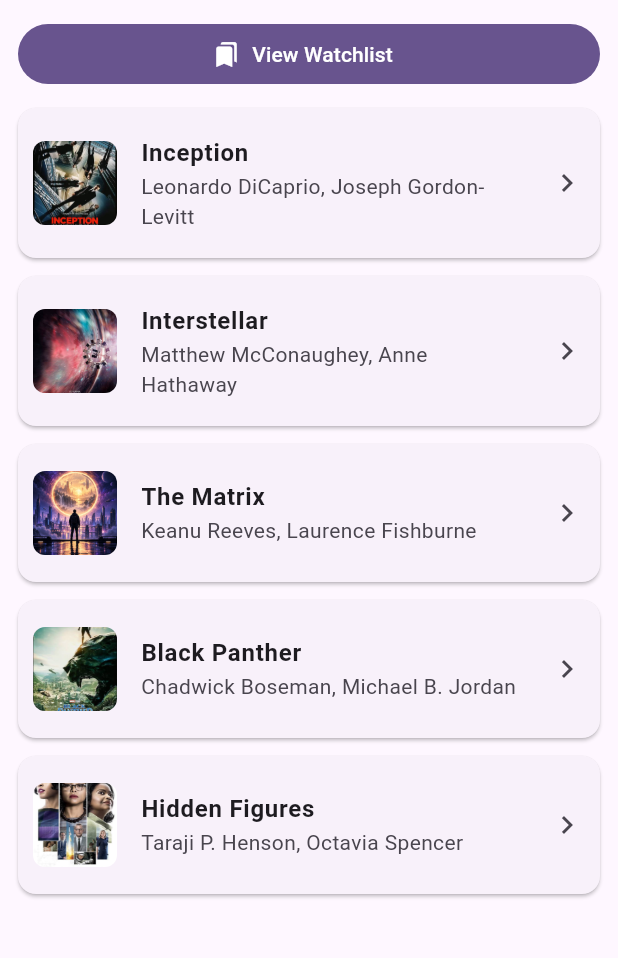
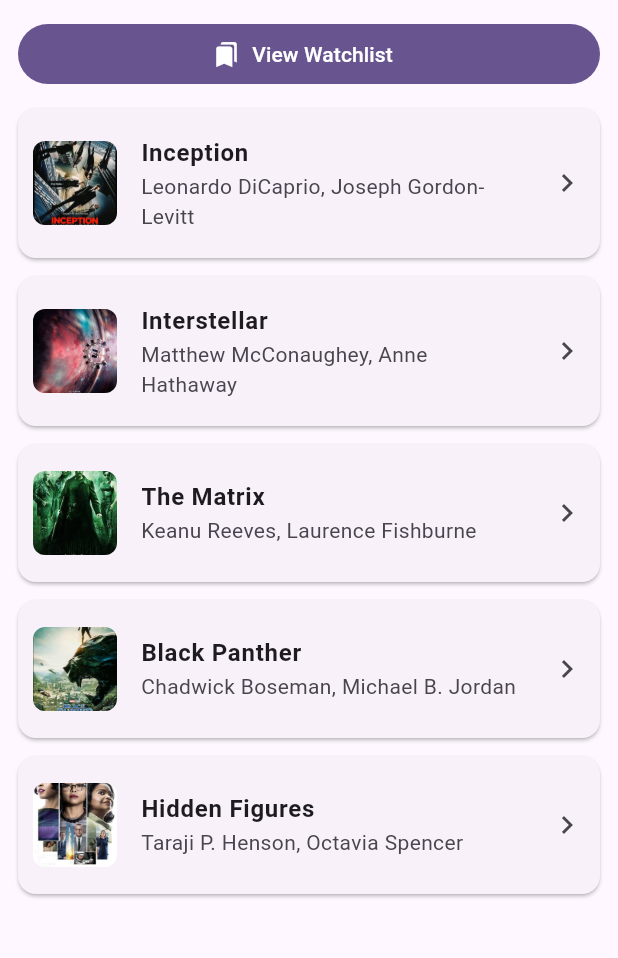
Before and after one commit to drat-git/movie_watchlist_app, a Flutter app: the screen it shows after launch, on a phone screen of 412 x 824 dp, the part 84-1042 px from its top. Run offline on Flutter 3.47's test engine with Material 3 defaults, Android fonts, the phone set to English and light mode, and no system bars.

```diff
--- a/lib/data/movies_data.dart
+++ b/lib/data/movies_data.dart
@@ -15,7 +15,7 @@ final List<Movie> sampleMovies = [
   ),
   Movie(
     title: 'The Matrix',
-    posterPath: 'assets/images/movie_poster.png',
+    posterPath: 'assets/images/the_matrix.png',
     cast: ['Keanu Reeves', 'Laurence Fishburne', 'Carrie-Anne Moss'],
     synopsis: 'A computer hacker discovers that his world is a simulation and joins a rebellion against its controllers.',
   ),
```
Also changed, not shown: assets/images/movie_poster.png (deleted), assets/images/the_matrix.png (added).
